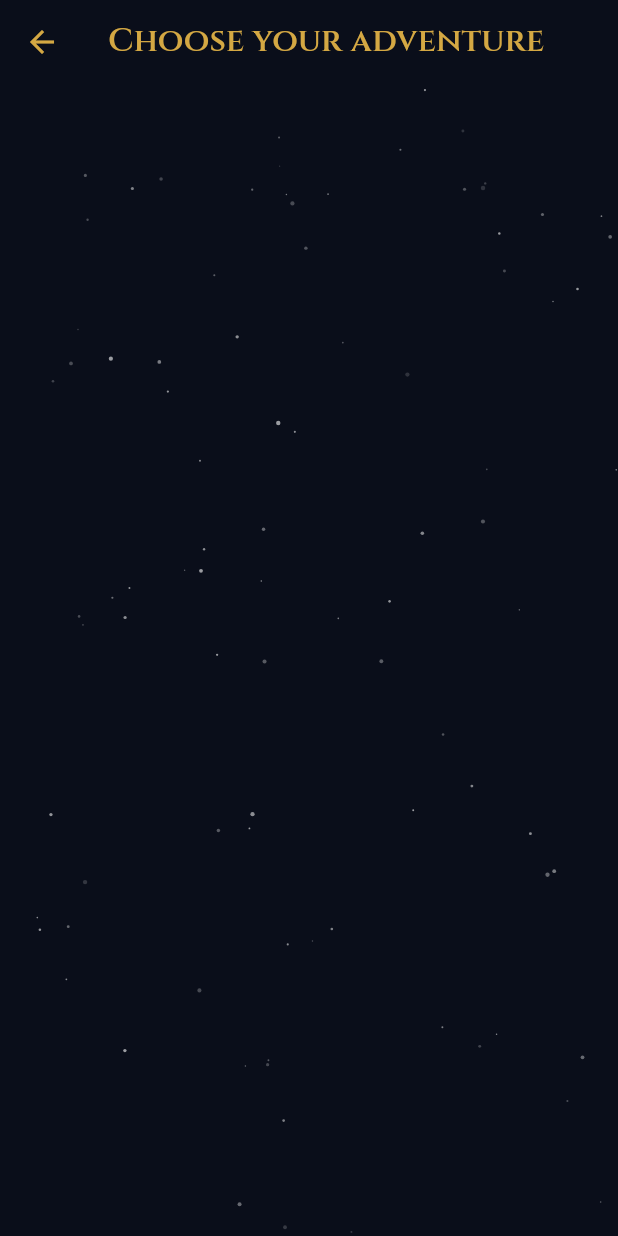
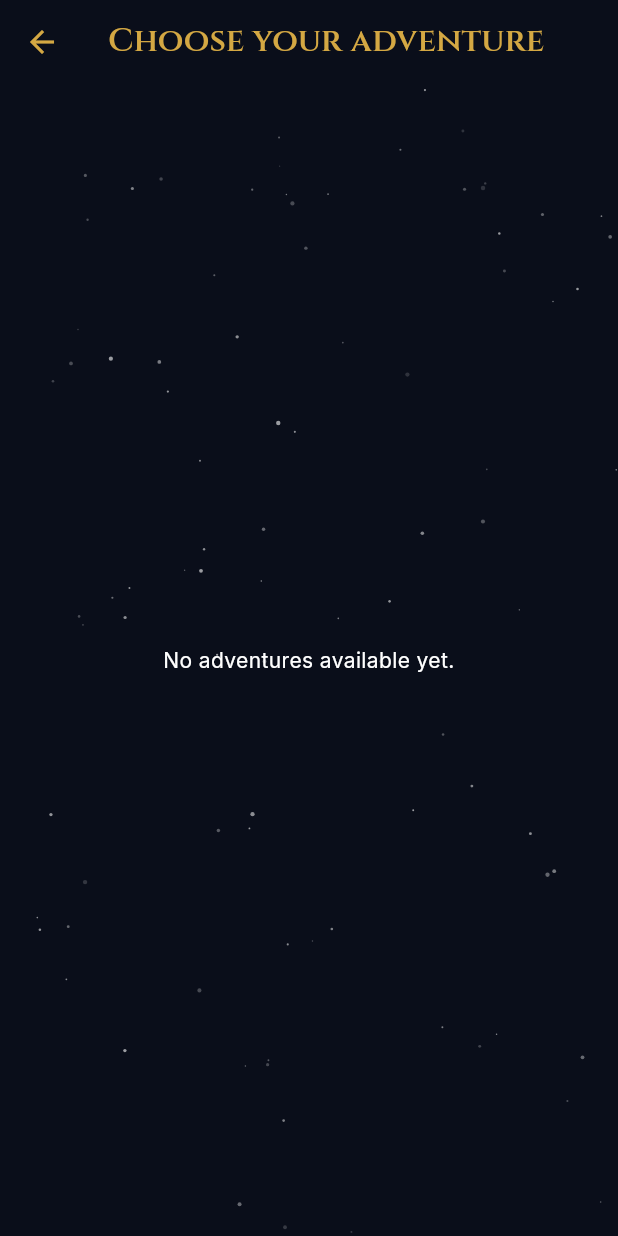
Before and after one commit to fejcav/anunnaki-tales, a Flutter app: the CatalogScreen screen opened by its route, on a phone screen of 412 x 824 dp. Run offline on Flutter 3.47's test engine with Material 3 defaults, Android fonts, the phone set to English and light mode, and no system bars; our stand-ins replace supabase_flutter; accounts and stored records are empty; project files that could hold a hidden picture were left out.

Commit message:
Inicio y Catálogo: lista de aventuras desde Supabase
- Inicio con "Comenzar aventura" y el ícono de perfil.
- StoryApi.fetchAdventures(): aventuras activas ordenadas por sort_order.
- Catálogo con AdventureCard (título, subtítulo, dificultad con color y
  turnos), y estados de carga, error con "Reintentar" y vacío.
- risk_rules.dart: color y etiqueta de la dificultad, con tests.
- La barra de título ya no se pone gris al desplazar.
- CLAUDE.md: las pruebas en el emulador las hace Claude Code con adb y
  cuentas de prueba que después se eliminan.

Co-Authored-By: Claude Opus 5.5 <noreply@anthropic.com>

```diff
--- a/lib/app_theme.dart
+++ b/lib/app_theme.dart
@@ -100,6 +100,8 @@ class AppTheme {
         backgroundColor: AppColors.background,
         foregroundColor: AppColors.gold,
         elevation: 0,
+        // Sin esto, la barra se pone gris al desplazar una lista debajo.
+        scrolledUnderElevation: 0,
         centerTitle: true,
         titleTextStyle: AppText.title,
       ),
--- a/lib/l10n/app_localizations.dart
+++ b/lib/l10n/app_localizations.dart
@@ -301,6 +301,54 @@ abstract class AppLocalizations {
   /// In es, this message translates to:
   /// **'Contraseña cambiada'**
   String get resetDone;
+
+  /// No description provided for @homeStart.
+  ///
+  /// In es, this message translates to:
+  /// **'Comenzar aventura'**
+  String get homeStart;
+
+  /// No description provided for @difficultyEasy.
+  ///
+  /// In es, this message translates to:
+  /// **'Fácil'**
+  String get difficultyEasy;
+
+  /// No description provided for @difficultyMedium.
+  ///
+  /// In es, this message translates to:
+  /// **'Media'**
+  String get difficultyMedium;
+
+  /// No description provided for @difficultyHard.
+  ///
+  /// In es, this message translates to:
+  /// **'Difícil'**
+  String get difficultyHard;
+
+  /// No description provided for @catalogTurns.
+  ///
+  /// In es, this message translates to:
+  /// **'~{count} turnos'**
+  String catalogTurns(int count);
+
+  /// No description provided for @catalogError.
+  ///
+  /// In es, this message translates to:
+  /// **'No pudimos cargar las aventuras. Revisa tu conexión.'**
+  String get catalogError;
+
+  /// No description provided for @catalogEmpty.
+  ///
+  /// In es, this message translates to:
+  /// **'Todavía no hay aventuras disponibles.'**
+  String get catalogEmpty;
+
+  /// No description provided for @retry.
+  ///
+  /// In es, this message translates to:
+  /// **'Reintentar'**
+  String get retry;
 }
 
 class _AppLocalizationsDelegate
--- /dev/null
+++ b/lib/models/adventure.dart
@@ -0,0 +1,43 @@
+// Una aventura del catálogo (tabla `adventures` de Supabase). Los textos
+// vienen en los dos idiomas; la pantalla elige con el código del idioma activo.
+class Adventure {
+  const Adventure({
+    required this.id,
+    required this.mythId,
+    required this.titleEs,
+    required this.titleEn,
+    required this.subtitleEs,
+    required this.subtitleEn,
+    required this.difficulty,
+    required this.estimatedTurns,
+  });
+
+  final String id;
+  final String mythId;
+  final String titleEs;
+  final String titleEn;
+  final String subtitleEs;
+  final String subtitleEn;
+  final String difficulty; // easy | medium | hard
+  final int estimatedTurns;
+
+  factory Adventure.fromMap(Map<String, dynamic> map) {
+    return Adventure(
+      id: map['id'] as String,
+      mythId: map['myth_id'] as String,
+      titleEs: map['title_es'] as String? ?? '',
+      titleEn: map['title_en'] as String? ?? '',
+      subtitleEs: map['subtitle_es'] as String? ?? '',
+      subtitleEn: map['subtitle_en'] as String? ?? '',
+      difficulty: map['difficulty'] as String? ?? '',
+      estimatedTurns: (map['estimated_turns'] as num?)?.toInt() ?? 0,
+    );
+  }
+
+  // Si falta el texto en inglés, se usa el español.
+  String title(String languageCode) =>
+      languageCode == 'en' && titleEn.isNotEmpty ? titleEn : titleEs;
+
+  String subtitle(String languageCode) =>
+      languageCode == 'en' && subtitleEn.isNotEmpty ? subtitleEn : subtitleEs;
+}
--- a/lib/screens/catalog/catalog_screen.dart
+++ b/lib/screens/catalog/catalog_screen.dart
@@ -1,17 +1,95 @@
 import 'package:flutter/material.dart';
+import 'package:provider/provider.dart';
 
+import '../../app_theme.dart';
 import '../../l10n/app_localizations.dart';
+import '../../main.dart';
+import '../../models/adventure.dart';
+import '../../services/story_api.dart';
+import '../../widgets/adventure_card.dart';
 import '../../widgets/stars_background.dart';
 
-// Pantalla vacía: se completa en su iteración (ver docs/plan-migracion.md).
-class CatalogScreen extends StatelessWidget {
+// "Elige tu aventura": una tarjeta por aventura activa. Muestra una ruedita
+// mientras carga, un aviso con "Reintentar" si falla y un texto si no hay
+// ninguna.
+class CatalogScreen extends StatefulWidget {
   const CatalogScreen({super.key});
 
   @override
+  State<CatalogScreen> createState() => _CatalogScreenState();
+}
+
+class _CatalogScreenState extends State<CatalogScreen> {
+  late Future<List<Adventure>> _adventures;
+
+  @override
+  void initState() {
+    super.initState();
+    _load();
+  }
+
+  void _load() {
+    _adventures = context.read<StoryApi>().fetchAdventures();
+  }
+
+  void _retry() => setState(_load);
+
+  @override
   Widget build(BuildContext context) {
+    final l10n = AppLocalizations.of(context);
     return Scaffold(
-      appBar: AppBar(title: Text(AppLocalizations.of(context).catalogTitle)),
-      body: const StarsBackground(child: SizedBox.expand()),
+      appBar: AppBar(title: Text(l10n.catalogTitle)),
+      body: StarsBackground(
+        child: FutureBuilder<List<Adventure>>(
+          future: _adventures,
+          builder: (context, snapshot) {
+            if (snapshot.connectionState != ConnectionState.done) {
+              return const Center(child: CircularProgressIndicator());
+            }
+            if (snapshot.hasError) {
+              return _Message(
+                text: l10n.catalogError,
+                action: OutlinedButton(onPressed: _retry, child: Text(l10n.retry)),
+              );
+            }
+            final adventures = snapshot.data!;
+            if (adventures.isEmpty) return _Message(text: l10n.catalogEmpty);
+            return ListView.separated(
+              padding: const EdgeInsets.all(16),
+              itemCount: adventures.length,
+              separatorBuilder: (_, _) => const SizedBox(height: 12),
+              itemBuilder: (context, i) => AdventureCard(
+                adventure: adventures[i],
+                onTap: () => Navigator.of(context)
+                    .pushNamed(Routes.heroSelect, arguments: adventures[i]),
+              ),
+            );
+          },
+        ),
+      ),
     );
   }
 }
+
+class _Message extends StatelessWidget {
+  const _Message({required this.text, this.action});
+
+  final String text;
+  final Widget? action;
+
+  @override
+  Widget build(BuildContext context) {
+    return Center(
+      child: Padding(
+        padding: const EdgeInsets.all(32),
+        child: Column(
+          mainAxisSize: MainAxisSize.min,
+          children: [
+            Text(text, style: AppText.body, textAlign: TextAlign.center),
+            if (action != null) ...[const SizedBox(height: 16), action!],
+          ],
+        ),
+      ),
+    );
+  }
+}
--- /dev/null
+++ b/lib/services/story_api.dart
@@ -0,0 +1,24 @@
+import 'package:supabase_flutter/supabase_flutter.dart';
+
+import '../models/adventure.dart';
+
+// ÚNICA clase que lee tablas de Supabase y llama a la Edge Function narrative.
+// Si algo falla deja pasar el error: la pantalla muestra su aviso con
+// "Reintentar".
+class StoryApi {
+  SupabaseClient get _db => Supabase.instance.client;
+
+  static const _timeout = Duration(seconds: 15);
+
+  // Aventuras activas, en el orden del catálogo.
+  Future<List<Adventure>> fetchAdventures() async {
+    final rows = await _db
+        .from('adventures')
+        .select()
+        .eq('is_active', true)
+        // En supabase_flutter, order() sin ascending ordena de mayor a menor.
+        .order('sort_order', ascending: true)
+        .timeout(_timeout);
+    return rows.map(Adventure.fromMap).toList();
+  }
+}
```
Also changed, not shown: lib/l10n/app_en.arb (+9 -1 lines), lib/l10n/app_es.arb (+16 -1 lines), lib/l10n/app_localizations_en.dart (+27 -0 lines), lib/l10n/app_localizations_es.dart (+27 -0 lines), lib/logic/risk_rules.dart (added, +23 -0 lines), lib/main.dart (+8 -1 lines), lib/screens/home/home_screen.dart (+36 -7 lines), lib/widgets/adventure_card.dart (added, +64 -0 lines), 2 other files.
